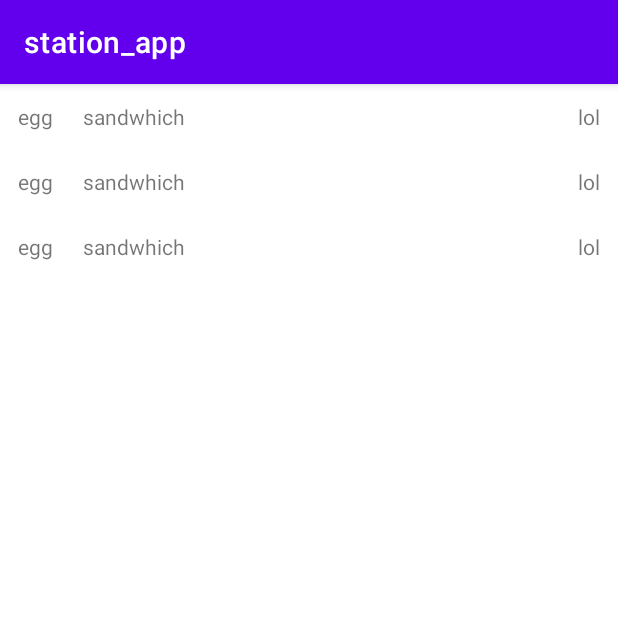
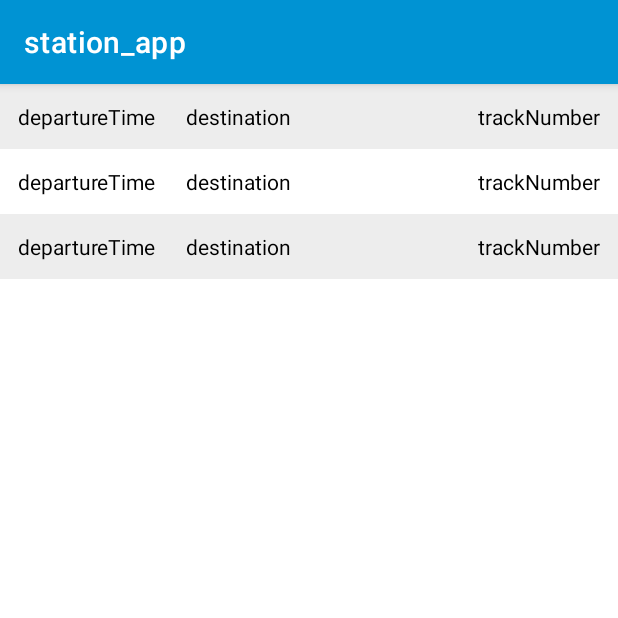
Before and after one commit to maxerling/station_app, an Android app: the screen it shows after launch (MainActivity), on a phone screen of 412 x 824 dp, the top half of it. Run offline under Robolectric (Android 15) with nearby library versions, the phone set to English and light mode, and no system bars.

Commit message:
change colors

```diff
--- a/app/src/main/java/com/example/station_app/adapters/StationDepartureAdapter.kt
+++ b/app/src/main/java/com/example/station_app/adapters/StationDepartureAdapter.kt
@@ -1,10 +1,12 @@
 package com.example.station_app.adapters;
 
+import android.graphics.Color
 import android.view.LayoutInflater
 import android.view.View
 import android.view.ViewGroup
 import android.widget.LinearLayout
 import android.widget.TextView
+import androidx.constraintlayout.widget.ConstraintLayout
 import androidx.core.view.get
 import androidx.recyclerview.widget.RecyclerView
 import com.example.station_app.R
@@ -20,6 +22,7 @@ class StationDepartureAdapter: RecyclerView.Adapter<StationDepartureAdapter.Stat
         var departureTime : TextView = view.findViewById(R.id.departure_time)
         var destination : TextView = view.findViewById(R.id.destination)
         var trackNumber : TextView = view.findViewById(R.id.track_no)
+        val layout : ConstraintLayout = view.findViewById(R.id.station_departure)
 
     }
 
@@ -30,10 +33,16 @@ class StationDepartureAdapter: RecyclerView.Adapter<StationDepartureAdapter.Stat
     }
 
     override fun onBindViewHolder(holder: StationDepartureViewHolder, position: Int) {
+        if (position % 2 == 0)  {
+
+            holder.layout.setBackgroundColor(Color.parseColor("#EDEDED"))
+        } else {
+            holder.layout.setBackgroundColor(Color.parseColor("#FFFFFF"))
+        }
         val value = data[position]
-        holder.departureTime.text = "egg"
-        holder.destination.text = "sandwhich"
-        holder.trackNumber.text = "lol"
+        holder.departureTime.text = "departureTime"
+        holder.destination.text = "destination"
+        holder.trackNumber.text = "trackNumber"
        //holder.text.setOnClickListener {  }
 
 
--- a/app/src/main/res/layout/activity_main.xml
+++ b/app/src/main/res/layout/activity_main.xml
@@ -3,11 +3,13 @@
     xmlns:tools="http://schemas.android.com/tools"
     android:layout_width="match_parent"
     android:layout_height="match_parent"
-    tools:context=".activites.MainActivity">
+    tools:context=".activites.MainActivity"
+    >
 
    <androidx.recyclerview.widget.RecyclerView
        android:id="@+id/recycler_view"
        android:layout_width="match_parent"
-       android:layout_height="match_parent"/>
-
+       android:layout_height="match_parent"
+       android:background="@color/white"
+       />
 </LinearLayout>
--- a/app/src/main/res/layout/text_item_view.xml
+++ b/app/src/main/res/layout/text_item_view.xml
@@ -6,42 +6,44 @@
     android:layout_height="wrap_content"
     android:orientation="horizontal"
     android:id="@+id/station_departure"
+
     >
 
     <TextView
         android:id="@+id/departure_time"
+        style="@style/station_departure_style"
         android:layout_width="wrap_content"
         android:layout_height="wrap_content"
-        android:layout_margin="4dp"
-        android:padding="8dp"
         tools:text="palce"
         app:layout_constraintStart_toStartOf="parent"
         app:layout_constraintTop_toTopOf="parent"
-        app:layout_constraintBottom_toBottomOf="parent"/>
+        app:layout_constraintBottom_toBottomOf="parent"
+
+        />
 
 
     <TextView
         android:id="@+id/destination"
+        style="@style/station_departure_style"
         android:layout_width="wrap_content"
         android:layout_height="wrap_content"
-        android:layout_margin="4dp"
-        android:padding="8dp"
         tools:text="palce"
         app:layout_constraintStart_toEndOf="@id/departure_time"
         app:layout_constraintTop_toTopOf="parent"
         app:layout_constraintBottom_toBottomOf="parent"
+
         />
 
 
     <TextView
         android:id="@+id/track_no"
+        style="@style/station_departure_style"
         android:layout_width="wrap_content"
         android:layout_height="wrap_content"
-        android:layout_margin="4dp"
-        android:padding="8dp"
         tools:text="palce"
         app:layout_constraintEnd_toEndOf="parent"
         app:layout_constraintTop_toTopOf="parent"
         app:layout_constraintBottom_toBottomOf="parent"
+
         />
 </androidx.constraintlayout.widget.ConstraintLayout>
--- a/app/src/main/res/values-night/themes.xml
+++ b/app/src/main/res/values-night/themes.xml
@@ -3,7 +3,7 @@
     <style name="Theme.Station_app" parent="Theme.MaterialComponents.DayNight.DarkActionBar">
         <!-- Primary brand color. -->
         <item name="colorPrimary">@color/purple_200</item>
-        <item name="colorPrimaryVariant">@color/purple_700</item>
+        <item name="colorPrimaryVariant">@color/grey</item>
         <item name="colorOnPrimary">@color/black</item>
         <!-- Secondary brand color. -->
         <item name="colorSecondary">@color/teal_200</item>
--- a/app/src/main/res/values/colors.xml
+++ b/app/src/main/res/values/colors.xml
@@ -1,8 +1,8 @@
 <?xml version="1.0" encoding="utf-8"?>
 <resources>
     <color name="purple_200">#FFBB86FC</color>
-    <color name="purple_500">#FF6200EE</color>
-    <color name="purple_700">#FF3700B3</color>
+    <color name="blue">#0093d3</color>
+    <color name="grey">#e7e5e2</color>
     <color name="teal_200">#FF03DAC5</color>
     <color name="teal_700">#FF018786</color>
     <color name="black">#FF000000</color>
--- a/app/src/main/res/values/themes.xml
+++ b/app/src/main/res/values/themes.xml
@@ -2,15 +2,22 @@
     <!-- Base application theme. -->
     <style name="Theme.Station_app" parent="Theme.MaterialComponents.DayNight.DarkActionBar">
         <!-- Primary brand color. -->
-        <item name="colorPrimary">@color/purple_500</item>
-        <item name="colorPrimaryVariant">@color/purple_700</item>
+        <item name="colorPrimary">@color/blue</item>
+        <item name="colorPrimaryVariant">@color/grey</item>
         <item name="colorOnPrimary">@color/white</item>
         <!-- Secondary brand color. -->
         <item name="colorSecondary">@color/teal_200</item>
         <item name="colorSecondaryVariant">@color/teal_700</item>
         <item name="colorOnSecondary">@color/black</item>
         <!-- Status bar color. -->
-        <item name="android:statusBarColor" tools:targetApi="l">?attr/colorPrimaryVariant</item>
+        <item name="android:statusBarColor" tools:targetApi="l">@color/black</item>
         <!-- Customize your theme here. -->
     </style>
+
+    <style name="station_departure_style">
+        <item name="android:textColor">@color/black</item>
+        <item name="android:layout_margin">4dp</item>
+        <item name="android:padding">8dp</item>
+
+    </style>
 </resources>
```
